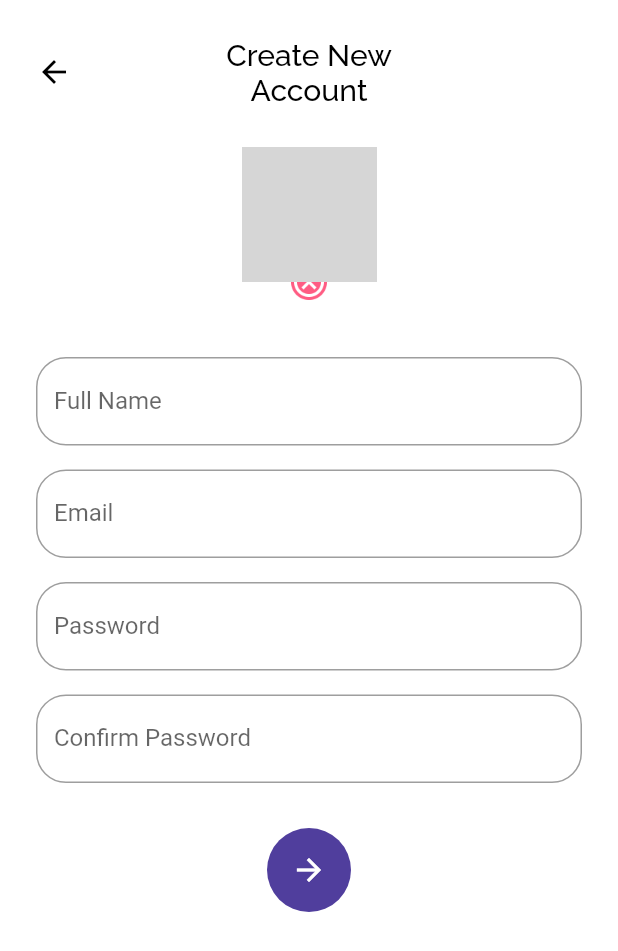
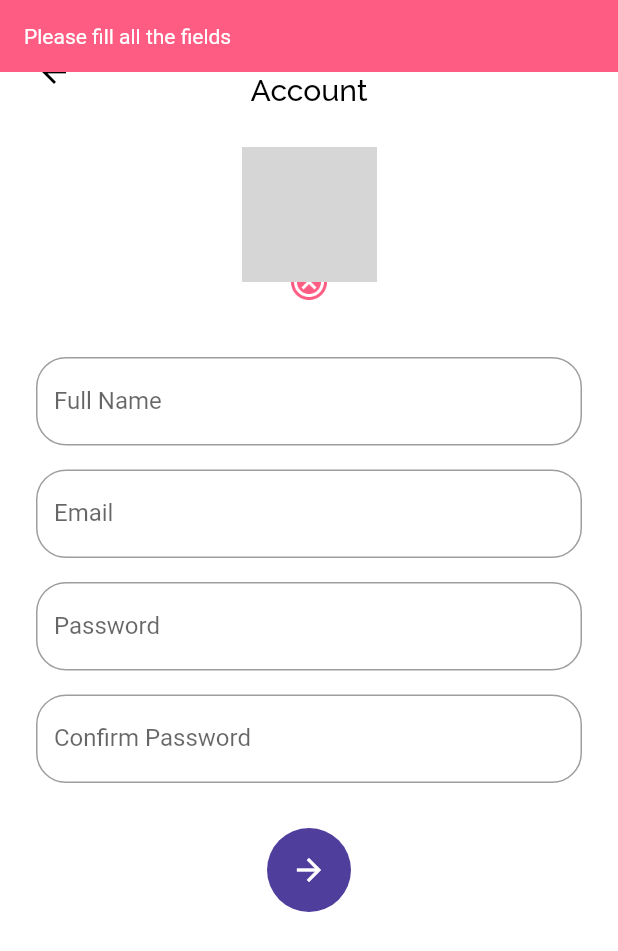
Before and after one commit to mrrezkii/Flutter-Flutix, a Flutter app: the SignUpPage screen opened directly with empty values, after a tap on the "arrow forward" icon, on a phone screen of 412 x 824 dp. Shown: the top 951 px of the screen. Run offline on Flutter 3.47's test engine with Material 2 defaults, Android fonts, the phone set to English and light mode, and no system bars; drawn by our look-alikes of another_flushbar; our stand-ins replace bloc, cloud_firestore, email_validator, equatable, firebase_auth, firebase_core and 6 more; missing offline and left inert: dart:ffi; accounts and stored records are empty; grey boxes are pictures that could not be loaded.

Commit message:
Sign Up Page (3)

```diff
--- a/lib/ui/pages/pages.dart
+++ b/lib/ui/pages/pages.dart
@@ -1,3 +1,5 @@
+import 'dart:io';
+
 import 'package:another_flushbar/flushbar.dart';
 import 'package:bwa_flutix/bloc/blocs.dart';
 import 'package:bwa_flutix/bloc/page_bloc.dart';
@@ -13,6 +15,7 @@ import 'package:google_fonts/google_fonts.dart';
 import 'package:material_design_icons_flutter/material_design_icons_flutter.dart';
 import 'package:provider/provider.dart';
 import 'package:intl/intl.dart';
+import 'package:image_picker/image_picker.dart';
 
 part 'main_page.dart';
 part 'sign_in_page.dart';
@@ -22,3 +25,11 @@ part 'movie_page.dart';
 part 'sign_up_page.dart';
 part 'preference_page.dart';
 part 'account_confirmation_page.dart';
+
+Future<File> getImage() async {
+  File _image;
+  var picker = ImagePicker();
+  var pickedFile = await picker.getImage(source: ImageSource.gallery);
+  _image = File(pickedFile.path);
+  return _image;
+}
--- a/lib/ui/pages/sign_up_page.dart
+++ b/lib/ui/pages/sign_up_page.dart
@@ -78,12 +78,23 @@ class _SignUpPageState extends State<SignUpPage> {
                                     ? AssetImage("assets/user_pic.png")
                                     : FileImage(
                                         widget.registrationData.profileImage),
+                                fit: BoxFit.cover,
                               )),
                         ),
                         Align(
                           alignment: Alignment.bottomCenter,
                           child: GestureDetector(
-                            onTap: () {},
+                            onTap: () async {
+                              if (widget.registrationData.profileImage ==
+                                  null) {
+                                widget.registrationData.profileImage =
+                                    await getImage();
+                              } else {
+                                widget.registrationData.profileImage = null;
+                              }
+
+                              setState(() {});
+                            },
                             child: Container(
                                 height: 28,
                                 width: 28,
@@ -151,7 +162,48 @@ class _SignUpPageState extends State<SignUpPage> {
                     height: 30,
                   ),
                   FloatingActionButton(
-                      onPressed: () {},
+                      onPressed: () {
+                        if (!(nameController.text.trim() != "" &&
+                            emailController.text.trim() != "" &&
+                            passwordController.text.trim() != "" &&
+                            retypeController.text.trim() != "")) {
+                          Flushbar(
+                            duration: Duration(milliseconds: 1500),
+                            flushbarPosition: FlushbarPosition.TOP,
+                            backgroundColor: Color(0xFFFF5C83),
+                            message: "Please fill all the fields",
+                          )..show(context);
+                        } else if (passwordController.text !=
+                            retypeController.text) {
+                          Flushbar(
+                            duration: Duration(milliseconds: 1500),
+                            flushbarPosition: FlushbarPosition.TOP,
+                            backgroundColor: Color(0xFFFF5C83),
+                            message:
+                                "Missmatch password and confirmed password",
+                          )..show(context);
+                        } else if (passwordController.text.length < 6) {
+                          Flushbar(
+                            duration: Duration(milliseconds: 1500),
+                            flushbarPosition: FlushbarPosition.TOP,
+                            backgroundColor: Color(0xFFFF5C83),
+                            message: "Password's length min 6 characters",
+                          )..show(context);
+                        } else if (EmailValidator.validate(
+                            emailController.text)) {
+                          Flushbar(
+                            duration: Duration(milliseconds: 1500),
+                            flushbarPosition: FlushbarPosition.TOP,
+                            backgroundColor: Color(0xFFFF5C83),
+                            message: "Wong formatted email address",
+                          )..show(context);
+                        } else {
+                          widget.registrationData.name = nameController.text;
+                          widget.registrationData.email = emailController.text;
+                          widget.registrationData.password =
+                              passwordController.text;
+                        }
+                      },
                       child: Icon(Icons.arrow_forward),
                       backgroundColor: mainColor,
                       elevation: 0),
--- a/pubspec.yaml
+++ b/pubspec.yaml
@@ -33,6 +33,7 @@ dependencies:
   flutter_bloc: ^7.0.0
   flutter_spinkit: ^4.1.2+1
   google_fonts: ^2.0.0
+  image_picker: ^0.7.4
   intl: ^0.17.0
   material_design_icons_flutter: ^4.0.5955
   provider: ^5.0.0
```
Also changed, not shown: pubspec.lock.
